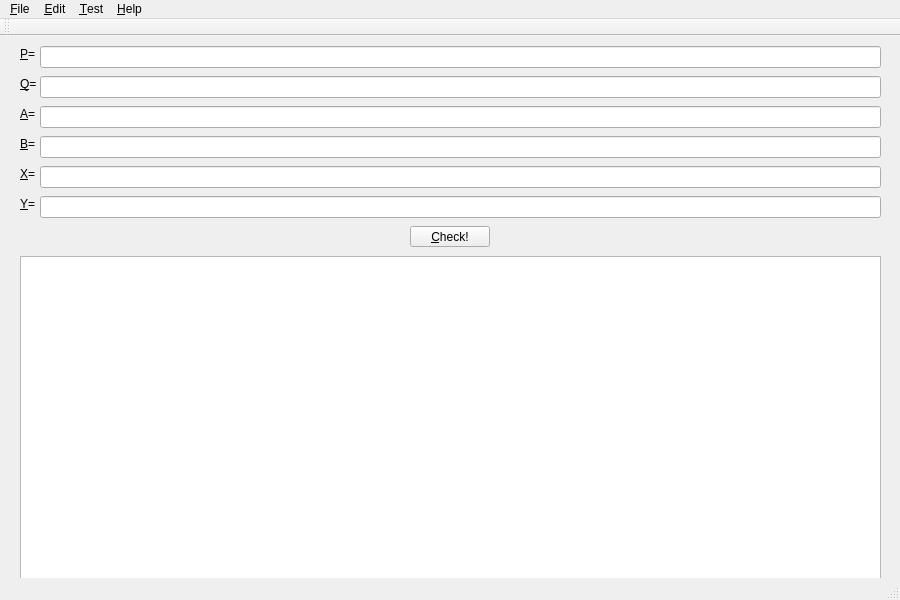
The window that mainwindow.ui (s-v-grebnev/ECver) describes before a commit, drawn with Qt 5.
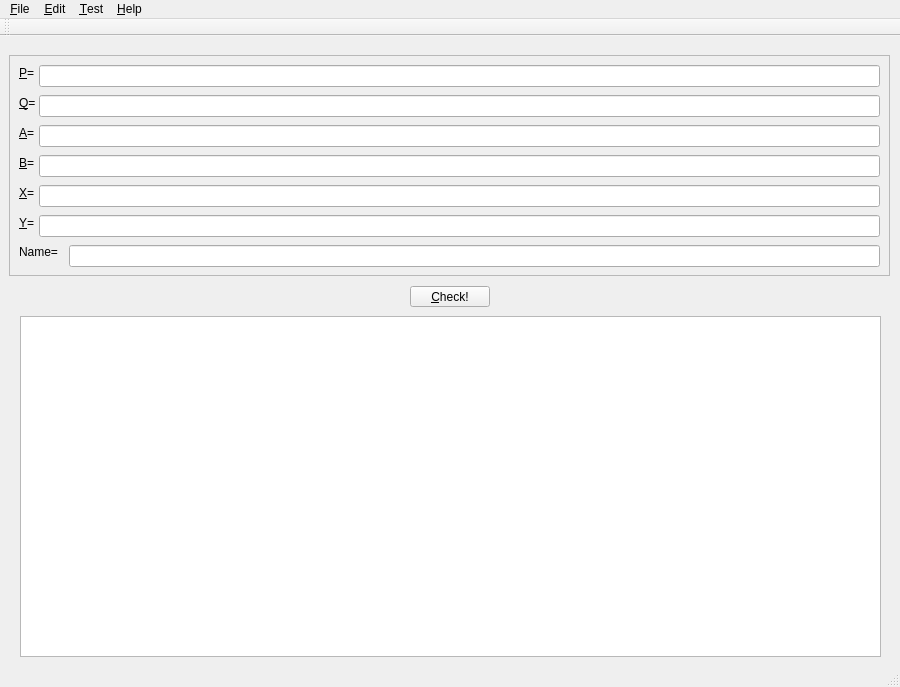
The same window after the commit.

What changed in the file:
```diff
--- a/mainwindow.ui
+++ b/mainwindow.ui
@@ -7,78 +7,18 @@
     <x>0</x>
     <y>0</y>
     <width>900</width>
-    <height>600</height>
+    <height>687</height>
    </rect>
   </property>
   <property name="windowTitle">
    <string>The Mighty EC Verifier</string>
   </property>
   <widget class="QWidget" name="centralWidget">
-   <widget class="QLineEdit" name="lineEdit">
-    <property name="geometry">
-     <rect>
-      <x>40</x>
-      <y>10</y>
-      <width>841</width>
-      <height>22</height>
-     </rect>
-    </property>
-   </widget>
-   <widget class="QLineEdit" name="lineEdit_2">
-    <property name="geometry">
-     <rect>
-      <x>40</x>
-      <y>40</y>
-      <width>841</width>
-      <height>22</height>
-     </rect>
-    </property>
-   </widget>
-   <widget class="QLineEdit" name="lineEdit_3">
-    <property name="geometry">
-     <rect>
-      <x>40</x>
-      <y>70</y>
-      <width>841</width>
-      <height>22</height>
-     </rect>
-    </property>
-   </widget>
-   <widget class="QLineEdit" name="lineEdit_4">
-    <property name="geometry">
-     <rect>
-      <x>40</x>
-      <y>100</y>
-      <width>841</width>
-      <height>22</height>
-     </rect>
-    </property>
-   </widget>
-   <widget class="QLineEdit" name="lineEdit_5">
-    <property name="geometry">
-     <rect>
-      <x>40</x>
-      <y>130</y>
-      <width>841</width>
-      <height>22</height>
-     </rect>
-    </property>
-   </widget>
-   <widget class="QLineEdit" name="lineEdit_6">
-    <property name="geometry">
-     <rect>
-      <x>40</x>
-      <y>160</y>
-      <width>841</width>
-      <height>22</height>
-     </rect>
-    </property>
-   </widget>
    <widget class="QPushButton" name="pushButton">
     <property name="geometry">
      <rect>
       <x>410</x>
-      <y>190</y>
+      <y>250</y>
       <width>80</width>
       <height>21</height>
      </rect>
@@ -87,10 +27,41 @@
      <string>&amp;Check!</string>
     </property>
    </widget>
+   <widget class="QPlainTextEdit" name="plainTextEdit">
+    <property name="enabled">
+     <bool>true</bool>
+    </property>
+    <property name="geometry">
+     <rect>
+      <x>20</x>
+      <y>280</y>
+      <width>861</width>
+      <height>341</height>
+     </rect>
+    </property>
+   </widget>
+   <widget class="QFrame" name="frame">
+    <property name="geometry">
+     <rect>
+      <x>9</x>
+      <y>19</y>
+      <width>881</width>
+      <height>221</height>
+     </rect>
+    </property>
+    <property name="focusPolicy">
+     <enum>Qt::StrongFocus</enum>
+    </property>
+    <property name="frameShape">
+     <enum>QFrame::StyledPanel</enum>
+    </property>
+    <property name="frameShadow">
+     <enum>QFrame::Raised</enum>
+    </property>
    <widget class="QLabel" name="label">
     <property name="geometry">
      <rect>
-      <x>20</x>
+       <x>10</x>
       <y>10</y>
       <width>21</width>
       <height>16</height>
@@ -103,26 +74,42 @@
      <cstring>lineEdit</cstring>
     </property>
    </widget>
-   <widget class="QLabel" name="label_2">
+    <widget class="QLabel" name="label_6">
     <property name="geometry">
      <rect>
-      <x>20</x>
-      <y>40</y>
+       <x>10</x>
+       <y>160</y>
       <width>21</width>
       <height>16</height>
      </rect>
     </property>
     <property name="text">
-     <string>&amp;Q=</string>
+      <string>&amp;Y=</string>
     </property>
     <property name="buddy">
-     <cstring>lineEdit_2</cstring>
+      <cstring>lineEdit_6</cstring>
+     </property>
+    </widget>
+    <widget class="QLabel" name="label_5">
+     <property name="geometry">
+      <rect>
+       <x>10</x>
+       <y>130</y>
+       <width>21</width>
+       <height>16</height>
+      </rect>
+     </property>
+     <property name="text">
+      <string>&amp;X=</string>
+     </property>
+     <property name="buddy">
+      <cstring>lineEdit_5</cstring>
     </property>
    </widget>
    <widget class="QLabel" name="label_3">
     <property name="geometry">
      <rect>
-      <x>20</x>
+       <x>10</x>
       <y>70</y>
       <width>21</width>
       <height>16</height>
@@ -135,10 +122,96 @@
      <cstring>lineEdit_3</cstring>
     </property>
    </widget>
+    <widget class="QLabel" name="label_2">
+     <property name="geometry">
+      <rect>
+       <x>10</x>
+       <y>40</y>
+       <width>21</width>
+       <height>16</height>
+      </rect>
+     </property>
+     <property name="text">
+      <string>&amp;Q=</string>
+     </property>
+     <property name="buddy">
+      <cstring>lineEdit_2</cstring>
+     </property>
+    </widget>
+    <widget class="QLineEdit" name="lineEdit">
+     <property name="geometry">
+      <rect>
+       <x>30</x>
+       <y>10</y>
+       <width>841</width>
+       <height>22</height>
+      </rect>
+     </property>
+    </widget>
+    <widget class="QLineEdit" name="lineEdit_2">
+     <property name="geometry">
+      <rect>
+       <x>30</x>
+       <y>40</y>
+       <width>841</width>
+       <height>22</height>
+      </rect>
+     </property>
+    </widget>
+    <widget class="QLineEdit" name="lineEdit_3">
+     <property name="geometry">
+      <rect>
+       <x>30</x>
+       <y>70</y>
+       <width>841</width>
+       <height>22</height>
+      </rect>
+     </property>
+    </widget>
+    <widget class="QLineEdit" name="lineEdit_4">
+     <property name="geometry">
+      <rect>
+       <x>30</x>
+       <y>100</y>
+       <width>841</width>
+       <height>22</height>
+      </rect>
+     </property>
+    </widget>
+    <widget class="QLineEdit" name="lineEdit_5">
+     <property name="geometry">
+      <rect>
+       <x>30</x>
+       <y>130</y>
+       <width>841</width>
+       <height>22</height>
+      </rect>
+     </property>
+    </widget>
+    <widget class="QLineEdit" name="lineEdit_6">
+     <property name="geometry">
+      <rect>
+       <x>30</x>
+       <y>160</y>
+       <width>841</width>
+       <height>22</height>
+      </rect>
+     </property>
+    </widget>
+    <widget class="QLineEdit" name="lineEdit_7">
+     <property name="geometry">
+      <rect>
+       <x>60</x>
+       <y>190</y>
+       <width>811</width>
+       <height>22</height>
+      </rect>
+     </property>
+    </widget>
    <widget class="QLabel" name="label_4">
     <property name="geometry">
      <rect>
-      <x>20</x>
+       <x>10</x>
       <y>100</y>
       <width>21</width>
       <height>16</height>
@@ -151,50 +224,19 @@
      <cstring>lineEdit_4</cstring>
     </property>
    </widget>
-   <widget class="QLabel" name="label_5">
+    <widget class="QLabel" name="label_7">
     <property name="geometry">
      <rect>
-      <x>20</x>
-      <y>130</y>
-      <width>21</width>
-      <height>16</height>
+       <x>10</x>
+       <y>190</y>
+       <width>55</width>
+       <height>14</height>
      </rect>
     </property>
     <property name="text">
-     <string>&amp;X=</string>
-    </property>
-    <property name="buddy">
-     <cstring>lineEdit_5</cstring>
-    </property>
-   </widget>
-   <widget class="QLabel" name="label_6">
-    <property name="geometry">
-     <rect>
-      <x>20</x>
-      <y>160</y>
-      <width>21</width>
-      <height>16</height>
-     </rect>
-    </property>
-    <property name="text">
-     <string>&amp;Y=</string>
-    </property>
-    <property name="buddy">
-     <cstring>lineEdit_6</cstring>
-    </property>
-   </widget>
-   <widget class="QPlainTextEdit" name="plainTextEdit">
-    <property name="enabled">
-     <bool>true</bool>
-    </property>
-    <property name="geometry">
-     <rect>
-      <x>20</x>
-      <y>220</y>
-      <width>861</width>
-      <height>341</height>
-     </rect>
-    </property>
+      <string>Name=</string>
+     </property>
+    </widget>
    </widget>
   </widget>
   <widget class="QToolBar" name="mainToolBar">
```
Left out of the diff: 9 changed lines with no effect on the pictures. Lines whose indentation alone changed are shown as unchanged.
